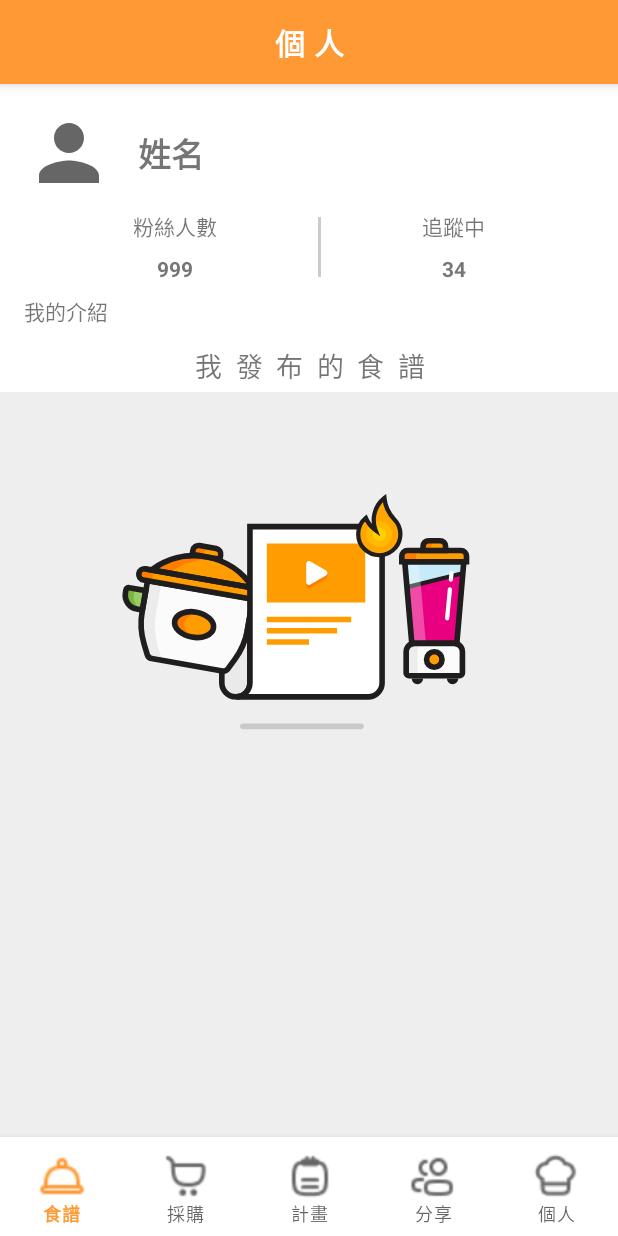
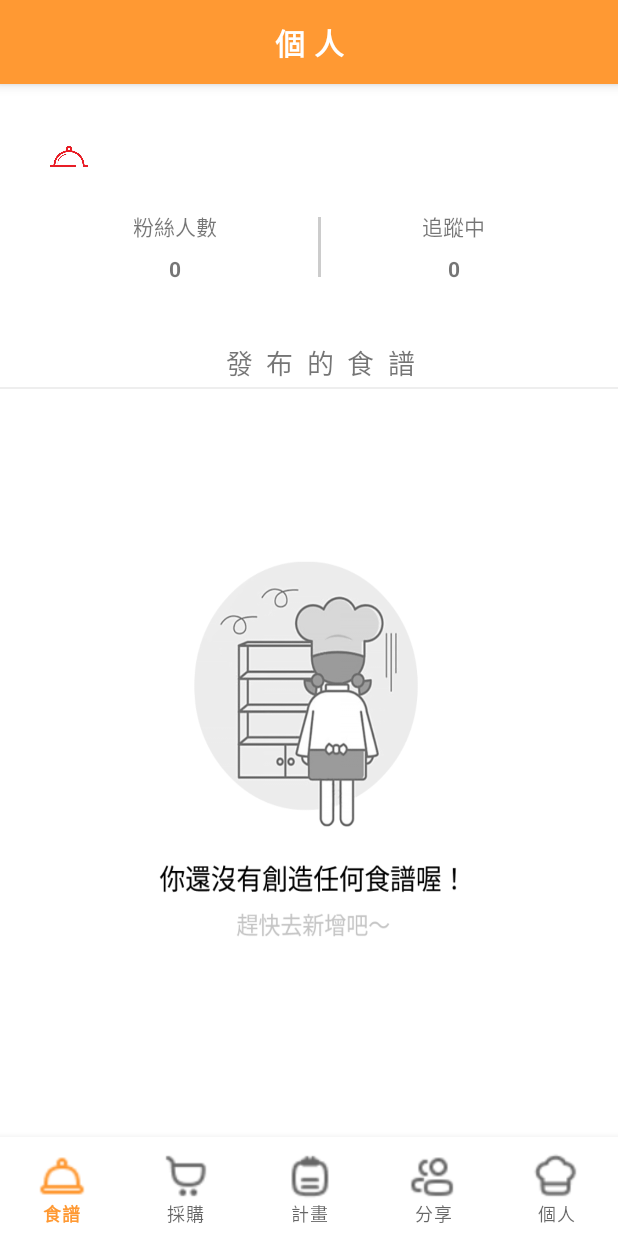
Before and after one commit to MinF6/CookApp, an Android app: the ProfileFragment screen opened through its navigation route, on a phone screen of 412 x 824 dp. Run offline under Robolectric (Android 15) with nearby library versions, the phone set to English and light mode, and no system bars; our stand-ins replace Firebase (no records; nobody signed in at launch, a user with empty details on screens opened directly), data binding; pictures from the network do not load.

Commit message:
correction profile null value error

```diff
--- a/app/build.gradle
+++ b/app/build.gradle
@@ -15,7 +15,7 @@ android {
         applicationId "com.zongmin.cook"
         minSdk 26
         targetSdk 32
-        versionCode 8
+        versionCode 9
         versionName "1.0"
 
         testInstrumentationRunner "androidx.test.runner.AndroidJUnitRunner"
--- a/app/src/main/java/com/zongmin/cook/data/source/remote/CookRemoteDataSource.kt
+++ b/app/src/main/java/com/zongmin/cook/data/source/remote/CookRemoteDataSource.kt
@@ -360,7 +360,6 @@ object CookRemoteDataSource : CookDataSource {
                 }
         }
 
-    //改版，根據使用者ID取得，比對作者
     override suspend fun getCreationRecipes(userId: String): Result<List<Recipe>> =
         suspendCoroutine { continuation ->
             FirebaseFirestore.getInstance()
@@ -371,8 +370,11 @@ object CookRemoteDataSource : CookDataSource {
                     if (task.isSuccessful) {
                         var count = task.result.size()
                         val list = mutableListOf<Recipe>()
-                        for (document in task.result!!) {
-//                        Log.d("hank1",document.id + " => " + document.data)
+                        if(count == 0){
+                            continuation.resume(Result.Success(list))
+                        }
+                        for (document in task.result) {
+//                            Log.d("hank1", document.id + " => " + document.data)
                             val recipes = document.toObject(Recipe::class.java)
                             FirebaseFirestore.getInstance()
                                 .collection(RECIPES)
@@ -383,8 +385,6 @@ object CookRemoteDataSource : CookDataSource {
                                     if (task2.isSuccessful) {
                                         val list2 = mutableListOf<Ingredient>()
                                         for (document2 in task2.result) {
-//                                        Log.d("hank1", document2.id + " => " + document.data)
-//                                        val ingredient = document.toObject(Ingredient::class.java)
                                             list2.add(document2.toObject(Ingredient::class.java))
                                         }
                                         recipes.ingredient = list2
@@ -400,8 +400,6 @@ object CookRemoteDataSource : CookDataSource {
                                     if (task3.isSuccessful) {
                                         val list2 = mutableListOf<Message>()
                                         for (document2 in task3.result) {
-//                                        Log.d("hank1", document2.id + " => " + document.data)
-//                                        val ingredient = document.toObject(Ingredient::class.java)
                                             list2.add(document2.toObject(Message::class.java))
                                         }
                                         recipes.message = list2
@@ -430,11 +428,12 @@ object CookRemoteDataSource : CookDataSource {
                                 }
                         }
                     } else {
+                        Log.d("hank1", "check888")
                         task.exception?.let {
+                            Log.d("hank1", "check999")
                             continuation.resume(Result.Error(it))
                             return@addOnCompleteListener
                         }
-//                    continuation.resume(Result.Fail(CookApplication.instance.getString(1)))
                     }
                 }
         }
@@ -713,15 +712,10 @@ object CookRemoteDataSource : CookDataSource {
             .get()
             .addOnCompleteListener { task ->
                 if (task.isSuccessful) {
-                    Log.d("hank1","有查到東西嗎? -> $task")
-//                    val list = mutableListOf<User>()
-//                    var list: User
                     for (document in task.result!!) {
                         val user = document.toObject(User::class.java)
-                        Log.d("hank1","有查到東西嗎222? -> $user")
                         continuation.resume(Result.Success(user))
                     }
-//                    continuation.resume(Result.Success(list))
                 } else {
                     task.exception?.let {
                         continuation.resume(Result.Error(it))
--- a/app/src/main/java/com/zongmin/cook/detail/DetailRecipesFragment.kt
+++ b/app/src/main/java/com/zongmin/cook/detail/DetailRecipesFragment.kt
@@ -41,7 +41,6 @@ class DetailRecipesFragment : Fragment() {
         } else {
             binding.buttonDetailToEdit.visibility = View.GONE
             binding.switchDetailPublic.visibility = View.GONE
-
         }
 
 
--- a/app/src/main/java/com/zongmin/cook/detail/DetailRecipesViewModel.kt
+++ b/app/src/main/java/com/zongmin/cook/detail/DetailRecipesViewModel.kt
@@ -34,17 +34,14 @@ class DetailRecipesViewModel(
 
     fun getIngredients(recipe: Recipe) {
         _ingredients.value = recipe.ingredient
-
     }
 
     fun getSteps(recipe: Recipe) {
         _steps.value = recipe.step
-
     }
 
     fun setPublicRecipes(isPublic: Boolean,recipesId: String) {
         coroutineScope.launch {
-
             when (val result = cookRepository.setPublic(isPublic, recipesId)) {
                 is Result.Success -> {
                     result.data
--- a/app/src/main/java/com/zongmin/cook/follow/FollowAdapter.kt
+++ b/app/src/main/java/com/zongmin/cook/follow/FollowAdapter.kt
@@ -9,7 +9,7 @@ import com.zongmin.cook.data.User
 import com.zongmin.cook.databinding.ItemFollowBinding
 
 
-class FollowAdapter(val onClickListener: OnClickListener) :
+class FollowAdapter(private val onClickListener: OnClickListener) :
     ListAdapter<User, RecyclerView.ViewHolder>(DiffCallback) {
 
     class UserViewHolder(private var binding: ItemFollowBinding) :
@@ -18,7 +18,6 @@ class FollowAdapter(val onClickListener: OnClickListener) :
             binding.user = user
             binding.textFollowName.text = user.name
             binding.textFollowCreation.text = "創作了${user.creation.size.toString()}篇食譜"
-
 
             binding.executePendingBindings()
         }
--- a/app/src/main/java/com/zongmin/cook/follow/FollowFragment.kt
+++ b/app/src/main/java/com/zongmin/cook/follow/FollowFragment.kt
@@ -23,7 +23,7 @@ class FollowFragment : Fragment() {
         binding.lifecycleOwner = viewLifecycleOwner
 
         val adapter = FollowAdapter(FollowAdapter.OnClickListener{
-            Log.d("hank1","點到了 $it")
+
         })
 
 
--- a/app/src/main/java/com/zongmin/cook/follow/FollowViewModel.kt
+++ b/app/src/main/java/com/zongmin/cook/follow/FollowViewModel.kt
@@ -31,7 +31,7 @@ class FollowViewModel(
         get() = _status
 
     init {
-        getFollowResult(listOf("oAYu4J696CaCdkhBIsWsTizIfhm2","yqU0EW959dbT1CPWZwdHpHzBhU22"))
+
     }
 
 
@@ -58,10 +58,6 @@ class FollowViewModel(
                     null
                 }
             }
-
-            Log.d("hank1","check2，檢查Query結果，result => $result")
-
-
         }
     }
 
--- a/app/src/main/java/com/zongmin/cook/login/LoginViewModel.kt
+++ b/app/src/main/java/com/zongmin/cook/login/LoginViewModel.kt
@@ -46,9 +46,6 @@ class LoginViewModel(
 
     val loginSuccess: LiveData<Boolean>
         get() = _loginSuccess
-
-
-
 
     fun handleSignInResult(completedTask: Task<GoogleSignInAccount>) {
         try {
--- a/app/src/main/java/com/zongmin/cook/profile/ProfileFragment.kt
+++ b/app/src/main/java/com/zongmin/cook/profile/ProfileFragment.kt
@@ -1,13 +1,14 @@
 package com.zongmin.cook.profile
 
+import android.graphics.Color
 import android.os.Bundle
 import android.util.Log
 import androidx.fragment.app.Fragment
 import android.view.LayoutInflater
 import android.view.View
 import android.view.ViewGroup
+import androidx.core.graphics.drawable.DrawableCompat
 import androidx.fragment.app.viewModels
-import androidx.lifecycle.Observer
 import androidx.navigation.fragment.findNavController
 import com.zongmin.cook.NavigationDirections
 import com.zongmin.cook.databinding.FragmentProfileBinding
@@ -22,11 +23,9 @@ class ProfileFragment : Fragment() {
     override fun onCreateView(
         inflater: LayoutInflater, container: ViewGroup?,
         savedInstanceState: Bundle?
-    ): View? {
+    ): View {
         val binding = FragmentProfileBinding.inflate(inflater, container, false)
         binding.lifecycleOwner = viewLifecycleOwner
-
-        viewModel.getUserResult()
 
         val adapter = ProfileAdapter(ProfileAdapter.OnClickListener {
             viewModel.navigateToDetail(it)
@@ -44,9 +43,18 @@ class ProfileFragment : Fragment() {
 
         }
 
-        viewModel.recipe.observe(viewLifecycleOwner, Observer {
+        viewModel.recipe.observe(viewLifecycleOwner){
+            if(it.isEmpty()){
+                binding.imageProfileNull.visibility = View.VISIBLE
+                DrawableCompat.setTint(
+                    binding.recyclerviewProfile.background,
+                    Color.rgb(255, 255, 255)
+                )
+            }else{
+                binding.imageProfileNull.visibility = View.GONE
+            }
             adapter.submitList(it)
-        })
+        }
 
         binding.textProfileFans.setOnClickListener {
             viewModel.user.value?.let { it1 -> viewModel.navigateToFollow(it1.fans) }
@@ -57,7 +65,7 @@ class ProfileFragment : Fragment() {
         }
 
         viewModel.navigateToFollow.observe(viewLifecycleOwner) {
-            findNavController().navigate(NavigationDirections.navigateToFollow())
+//            findNavController().navigate(NavigationDirections.navigateToFollow())
         }
 
         viewModel.navigateToDetail.observe(viewLifecycleOwner) {
--- a/app/src/main/java/com/zongmin/cook/profile/ProfileViewModel.kt
+++ b/app/src/main/java/com/zongmin/cook/profile/ProfileViewModel.kt
@@ -47,16 +47,18 @@ class ProfileViewModel(
     val status: LiveData<LoadApiStatus>
         get() = _status
 
+    init {
+        _user.value = UserManager.user
+        getRecipesResult()
+    }
 
-    fun getUserResult() {
+
+    private fun getRecipesResult() {
         coroutineScope.launch {
             _status.value = LoadApiStatus.LOADING
-            val result = cookRepository.getUser(UserManager.user.id)
-            val result2 = cookRepository.getCreationRecipes(UserManager.user.id)
-
-            _user.value = when (result) {
+            val result = cookRepository.getCreationRecipes(UserManager.user.id)
+            _recipes.value = when (result) {
                 is Result.Success -> {
-                    Log.d("hank1","查詢使用者成功")
                     _status.value = LoadApiStatus.DONE
                     result.data
                 }
@@ -70,23 +72,6 @@ class ProfileViewModel(
                 }
                 else -> {
                     _status.value = LoadApiStatus.ERROR
-                    null
-                }
-            }
-
-            _recipes.value = when (result2) {
-                is Result.Success -> {
-                    result2.data
-                }
-                is Result.Fail -> {
-                    null
-                }
-                is Result.Error -> {
-
-                    null
-                }
-                else -> {
-
                     null
                 }
             }
--- a/app/src/main/res/layout/fragment_profile.xml
+++ b/app/src/main/res/layout/fragment_profile.xml
@@ -144,6 +144,12 @@
             app:layout_constraintStart_toStartOf="parent"
             app:layout_constraintTop_toBottomOf="@+id/text_profile_introduce" />
 
+        <View
+            android:layout_width="match_parent"
+            android:layout_height="1dp"
+            android:background="#eeeeee"
+            app:layout_constraintBottom_toTopOf="@+id/recyclerview_profile" />
+
         <androidx.recyclerview.widget.RecyclerView
             android:id="@+id/recyclerview_profile"
             android:layout_width="0dp"
@@ -177,7 +183,7 @@
             android:id="@+id/image_profile_null"
             android:layout_width="200sp"
             android:layout_height="300sp"
-            android:background="@drawable/test"
+            android:background="@drawable/need_create"
             app:layout_constraintBottom_toBottomOf="parent"
             app:layout_constraintEnd_toEndOf="parent"
             android:visibility="gone"
--- a/app/src/main/res/layout/item_ingredient.xml
+++ b/app/src/main/res/layout/item_ingredient.xml
@@ -4,7 +4,6 @@
     xmlns:tools="http://schemas.android.com/tools">
 
     <data>
-
         <variable
             name="ingredient"
             type="com.zongmin.cook.data.Ingredient" />
```
Also changed, not shown: app/src/main/java/com/zongmin/cook/management/ManagementAdapter.kt (+6 -5 lines), app/src/main/res/layout/item_management.xml (+20 -10 lines), app/src/main/res/drawable/need_create.png (added).
